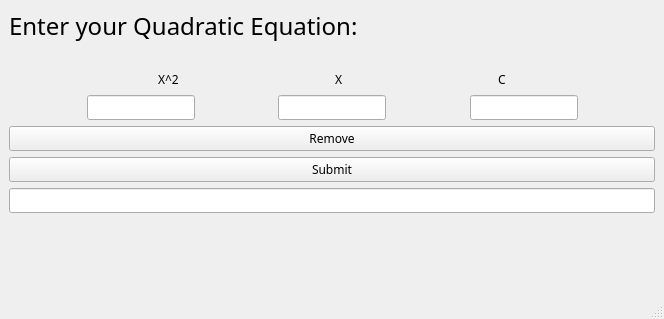
kaustuvpokharel/quadraticeEqnSolver, file EqnSolver/mainwindow.ui: the form before one commit.
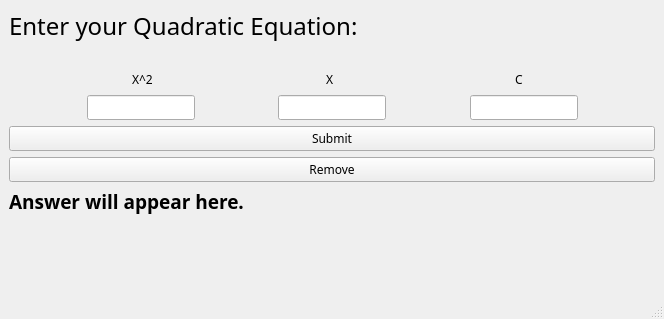
The form after the commit.

Commit message: Submit button workable; with eqn calculation

```diff
--- a/EqnSolver/mainwindow.ui
+++ b/EqnSolver/mainwindow.ui
@@ -66,7 +66,7 @@
            </font>
           </property>
           <property name="text">
-           <string>X^2</string>
+           <string>X^2            </string>
           </property>
          </widget>
         </item>
@@ -91,7 +91,7 @@
            </font>
           </property>
           <property name="text">
-           <string>X</string>
+           <string>  X                 </string>
           </property>
          </widget>
         </item>
@@ -112,11 +112,11 @@
          <widget class="QLabel" name="label_4">
           <property name="font">
            <font>
-            <family>Academy Engraved LET</family>
+            <family>Poppins</family>
            </font>
           </property>
           <property name="text">
-           <string>C</string>
+           <string>C   </string>
           </property>
          </widget>
         </item>
@@ -220,18 +220,6 @@
       </item>
       <item>
        <layout class="QVBoxLayout" name="verticalLayout_2">
-        <item>
-         <widget class="QPushButton" name="rmBtn">
-          <property name="font">
-           <font>
-            <family>Poppins</family>
-           </font>
-          </property>
-          <property name="text">
-           <string>Remove</string>
-          </property>
-         </widget>
-        </item>
         <item>
          <widget class="QPushButton" name="subBtn">
           <property name="font">
@@ -244,16 +232,32 @@
           </property>
          </widget>
         </item>
+        <item>
+         <widget class="QPushButton" name="rmBtn">
+          <property name="font">
+           <font>
+            <family>Poppins</family>
+           </font>
+          </property>
+          <property name="text">
+           <string>Remove</string>
+          </property>
+         </widget>
+        </item>
        </layout>
       </item>
       <item>
-       <widget class="QLineEdit" name="ansHere">
+       <widget class="QLabel" name="ansHere">
         <property name="font">
          <font>
           <family>Poppins</family>
+          <pointsize>14</pointsize>
           <bold>true</bold>
          </font>
         </property>
+        <property name="text">
+         <string>Answer will appear here.</string>
+        </property>
        </widget>
       </item>
       <item>
```
The commit also changes 3 other files.
